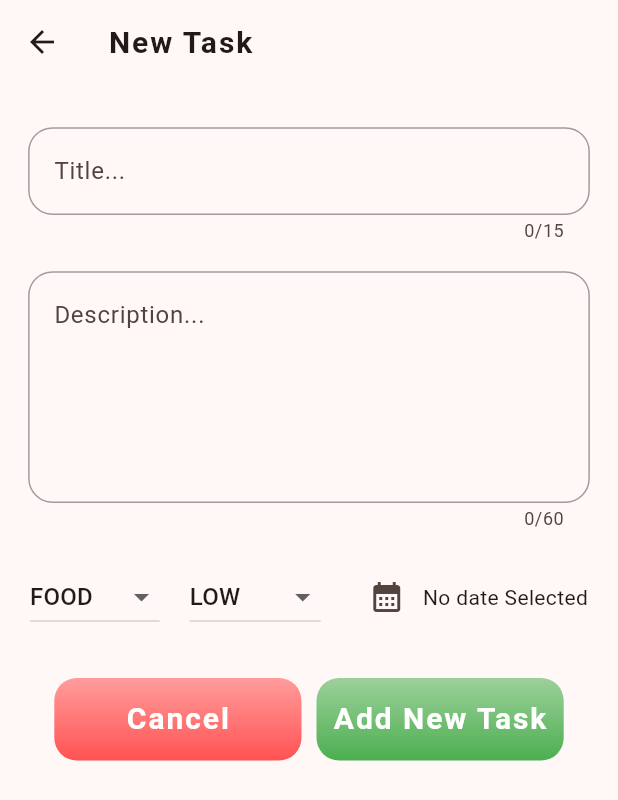
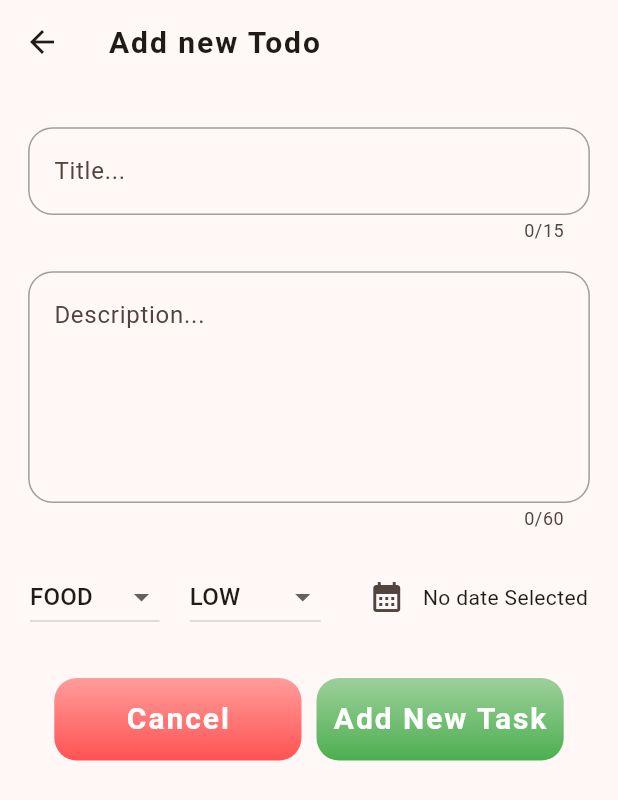
Before and after one commit to es-amit/Todo-List, a Flutter app: the screen it shows after launch, after a tap on "Add New Task", on a phone screen of 412 x 824 dp. Shown: the top 800 px of the screen. Run offline on Flutter 3.47's test engine with Material 3 defaults, Android fonts, the phone set to English and light mode, and no system bars; our stand-ins replace sqflite; accounts and stored records are empty.

Commit message:
New functionality

```diff
--- a/lib/database/database.dart
+++ b/lib/database/database.dart
@@ -62,4 +62,13 @@ class DBHelper{
     return await dbClient!.update('mytodo', todo.toMap(),where: 'id = ?',whereArgs: [todo.id]);
   }
 
+  Future<int> updateStatus(Todo todo, String id) async {
+  var dbClient = await db;
+  return await dbClient!.update(
+    'mytodo',
+    {'status': todo.status ? 1 : 0}, // Assuming status is a boolean in Todo, convert to 1 or 0
+    where: 'id = ?',
+    whereArgs: [id],
+  );
 }
+}
--- a/lib/screen/new_todo_screen.dart
+++ b/lib/screen/new_todo_screen.dart
@@ -4,8 +4,11 @@ import 'package:to_do_list/model/todo.dart';
 import 'package:to_do_list/screen/home_screen.dart';
 import 'package:to_do_list/widgets/constants.dart';
 
+// ignore: must_be_immutable
 class NewTask extends StatefulWidget {
-  const NewTask({super.key});
+  NewTask({super.key,required this.editTask});
+
+  bool editTask;
 
   @override
   State<NewTask> createState() => _NewTaskState();
@@ -19,6 +22,7 @@ class _NewTaskState extends State<NewTask> {
   DateTime? _selectedDate;
   DBHelper dbHelper = DBHelper();
   late Future<List<Todo>> allTasks;
+
 
 
   @override
@@ -59,7 +63,7 @@ class _NewTaskState extends State<NewTask> {
   Widget build(BuildContext context) {
     return Scaffold(
       appBar: AppBar(
-        title:const  Text("New Task"),
+        title: Text(widget.editTask ? "Edit Todo" : "Add new Todo" ),
       ),
       body: Padding(
         padding: const EdgeInsets.symmetric(horizontal: 20,vertical: 30),
@@ -168,7 +172,7 @@ class _NewTaskState extends State<NewTask> {
                   Navigator.pop(context);
                 }),
                 const SizedBox(width: 10,),
-                CustomButton(hintText: "Add New Task",containerColor: Colors.green,nextScreen: (){
+                CustomButton(hintText: widget.editTask ? "Update" : "Add New Task",containerColor: Colors.green,nextScreen: (){
                   try{
                     dbHelper.insert(Todo(
                       title: titleController.text,
```
Also changed, not shown: lib/model/todo.dart (+8 -0 lines), lib/screen/home_screen.dart (+28 -9 lines).
